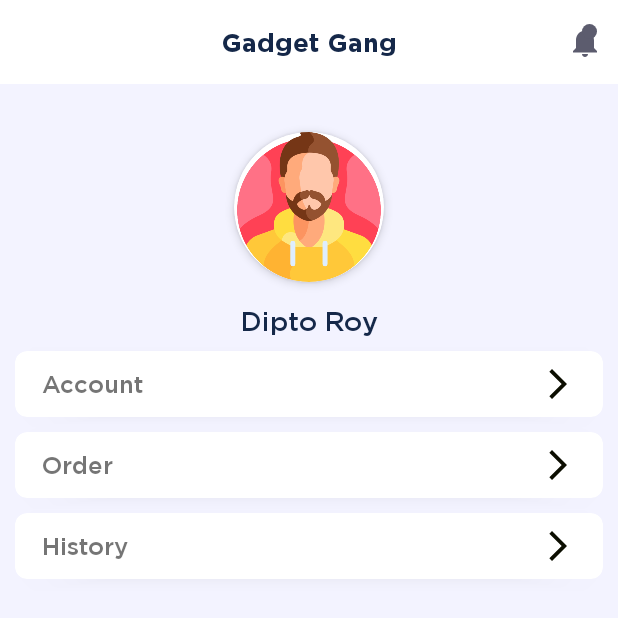
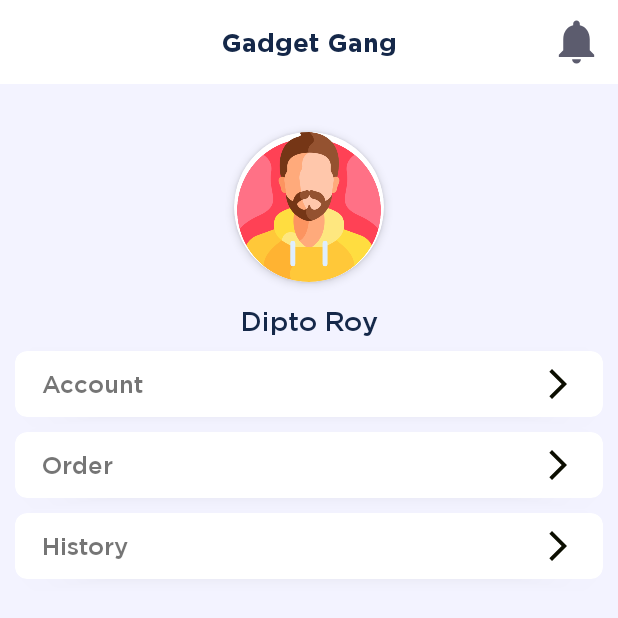
Before and after one commit to diptoroy/Ecommerce-App, an Android app: the HomePageFragment screen opened through its navigation route, item 4 of the bottom bar chosen, on a phone screen of 412 x 824 dp, the top half of it. Run offline under Robolectric (Android 15) with nearby library versions, the phone set to English and light mode, and no system bars; our stand-ins replace Firebase (no records; nobody signed in at launch, a user with empty details on screens opened directly), data binding, navigation-ui.

Commit message:
fix cart badge

```diff
--- a/app/src/main/java/com/ddev/myapplication/model/AddToCartModel.kt
+++ b/app/src/main/java/com/ddev/myapplication/model/AddToCartModel.kt
@@ -12,5 +12,6 @@ data class AddToCartModel(
     var productColorName:String? = null,
     var productQuantity:Int? = null,
     var productPrice:Int? = null,
-    var productSinglePrice:Int? = null
+    var productSinglePrice:Int? = null,
+    var productOrderId:String? = null
 ):Parcelable
--- a/app/src/main/java/com/ddev/myapplication/model/OrderModel.kt
+++ b/app/src/main/java/com/ddev/myapplication/model/OrderModel.kt
@@ -1,5 +1,9 @@
 package com.ddev.myapplication.model
 
+import android.os.Parcelable
+import kotlinx.android.parcel.Parcelize
+
+@Parcelize
 data class OrderModel(
     var userId:String? = null,
     var orderId:String? = null,
@@ -9,4 +13,4 @@ data class OrderModel(
     var orderDate:String? = null,
     var totalPrice:Int? = null,
     var orderStatus:String? = null
-)
+):Parcelable
--- a/app/src/main/java/com/ddev/myapplication/model/product/ColorModel.kt
+++ b/app/src/main/java/com/ddev/myapplication/model/product/ColorModel.kt
@@ -2,8 +2,11 @@ package com.ddev.myapplication.model.product
 
 import android.graphics.Color
 import android.graphics.drawable.Drawable
+import android.os.Parcelable
+import kotlinx.android.parcel.Parcelize
 
+@Parcelize
 data class ColorModel(
     var colorName:String? = null,
     var color:String? = null
-)
+):Parcelable
--- a/app/src/main/java/com/ddev/myapplication/model/product/ProductSpecModel.kt
+++ b/app/src/main/java/com/ddev/myapplication/model/product/ProductSpecModel.kt
@@ -1,9 +1,13 @@
 package com.ddev.myapplication.model.product
 
+import android.os.Parcelable
+import kotlinx.android.parcel.Parcelize
+
+@Parcelize
 data class ProductSpecModel(
     var productDisplay:String? = null,
     var productRam:String? = null,
     var productRom:String? = null,
     var productCamera:String? = null,
     var productBattery:String? = null
-)
+):Parcelable
--- a/app/src/main/java/com/ddev/myapplication/model/product/ProductViewPagerModel.kt
+++ b/app/src/main/java/com/ddev/myapplication/model/product/ProductViewPagerModel.kt
@@ -3,7 +3,10 @@ package com.ddev.myapplication.model.product
 import android.graphics.Bitmap
 import android.graphics.drawable.BitmapDrawable
 import android.graphics.drawable.Drawable
+import android.os.Parcelable
+import kotlinx.android.parcel.Parcelize
 
+@Parcelize
 data class ProductViewPagerModel(
     var image:String? = null
-)
+):Parcelable
--- a/app/src/main/java/com/ddev/myapplication/view/fragment/ui/AddressAndPaymentFragment.kt
+++ b/app/src/main/java/com/ddev/myapplication/view/fragment/ui/AddressAndPaymentFragment.kt
@@ -94,6 +94,12 @@ class AddressAndPaymentFragment : BaseFragment<FragmentAddressAndPaymentBinding>
                 selectedRadioButton = view.findViewById(paymentId)
                 val paymentMethod: String = selectedRadioButton.text.toString()
 
+                list.map {
+                    it.apply {
+                        productOrderId = orderId
+                    }
+                }
+
                 val sdf = SimpleDateFormat("dd/M/yyyy hh:mm:ss")
                 var oTime = sdf.format(Date())
                 var order = OrderModel(
--- a/app/src/main/java/com/ddev/myapplication/view/fragment/ui/CheckOutFragment.kt
+++ b/app/src/main/java/com/ddev/myapplication/view/fragment/ui/CheckOutFragment.kt
@@ -27,7 +27,6 @@ class CheckOutFragment : BaseFragment<FragmentCheckOutBinding>(FragmentCheckOutB
 
         fragmentBinding.homeBtn.setOnClickListener {
             var action = CheckOutFragmentDirections.actionCheckOutFragmentToHomePageFragment()
-            findNavController().popBackStack()
             findNavController().navigate(action)
         }
     }
--- a/app/src/main/java/com/ddev/myapplication/view/fragment/ui/HomePageFragment.kt
+++ b/app/src/main/java/com/ddev/myapplication/view/fragment/ui/HomePageFragment.kt
@@ -1,7 +1,9 @@
 package com.ddev.myapplication.view.fragment.ui
 
 import android.os.Bundle
+import android.util.Log
 import android.view.View
+import androidx.core.content.ContextCompat
 import androidx.lifecycle.lifecycleScope
 import androidx.navigation.fragment.NavHostFragment
 import androidx.navigation.ui.setupWithNavController
@@ -47,19 +49,17 @@ class HomePageFragment : BaseFragment<FragmentHomePageBinding>(FragmentHomePageB
 
         db.collection("Users").document(currentUserId).collection("AddToCart")
             .addSnapshotListener { value, error ->
-                for (doc: DocumentChange in value!!.documentChanges) {
-                    cartList.add(doc.document.toObject(AddToCartModel::class.java))
-                    badgeNo = cartList.size.toString()
+                var cartSize = value!!.size()
+                if (cartSize > 0){
+                    fragmentBinding.toolbar.notificationContainer.visibility = View.VISIBLE
+                    fragmentBinding.toolbar.appCompatImageView2.setColorFilter(ContextCompat.getColor(requireContext(), R.color.checkout_success_color));
+                    fragmentBinding.toolbar.notificationContainer.text = cartSize.toString()
+                }else{
+                    fragmentBinding.toolbar.notificationContainer.visibility = View.GONE
                 }
+                Log.i("CartNoti", "onViewCreated: $cartSize")
             }
 
-        fragmentBinding.toolbar.notificationContainer.text = badgeNo
-        if (fragmentBinding.toolbar.notificationContainer.text == "0"){
-            fragmentBinding.toolbar.notificationContainer.visibility = View.GONE
-        }else{
-            fragmentBinding.toolbar.notificationContainer.visibility = View.VISIBLE
-            fragmentBinding.toolbar.notificationContainer.text = badgeNo
-        }
     }
 
 
--- a/app/src/main/res/drawable/ic_baseline_notifications_24.xml
+++ b/app/src/main/res/drawable/ic_baseline_notifications_24.xml
@@ -1,5 +1,5 @@
 <vector android:height="24dp" android:tint="#5C5C6E"
     android:viewportHeight="24" android:viewportWidth="24"
     android:width="24dp" xmlns:android="http://schemas.android.com/apk/res/android">
-    <path android:fillColor="@android:color/white" android:pathData="M12,22c1.1,0 2,-0.9 2,-2h-4c0,1.1 0.89,2 2,2zM18,16v-5c0,-3.07 -1.64,-5.64 -4.5,-6.32L13.5,4c0,-0.83 -0.67,-1.5 -1.5,-1.5s-1.5,0.67 -1.5,1.5v0.68C7.63,5.36 6,7.92 6,11v5l-2,2v1h16v-1l-2,-2z"/>
+    <path android:fillColor="#FCFCFC" android:pathData="M12,22c1.1,0 2,-0.9 2,-2h-4c0,1.1 0.89,2 2,2zM18,16v-5c0,-3.07 -1.64,-5.64 -4.5,-6.32L13.5,4c0,-0.83 -0.67,-1.5 -1.5,-1.5s-1.5,0.67 -1.5,1.5v0.68C7.63,5.36 6,7.92 6,11v5l-2,2v1h16v-1l-2,-2z"/>
 </vector>
--- /dev/null
+++ b/app/src/main/res/drawable/ic_outline_add_shopping_cart_24.xml
@@ -0,0 +1,5 @@
+<vector android:height="24dp" android:tint="#FF9797"
+    android:viewportHeight="24" android:viewportWidth="24"
+    android:width="24dp" xmlns:android="http://schemas.android.com/apk/res/android">
+    <path android:fillColor="@android:color/white" android:pathData="M11,9h2L13,6h3L16,4h-3L13,1h-2v3L8,4v2h3v3zM7,18c-1.1,0 -1.99,0.9 -1.99,2S5.9,22 7,22s2,-0.9 2,-2 -0.9,-2 -2,-2zM17,18c-1.1,0 -1.99,0.9 -1.99,2s0.89,2 1.99,2 2,-0.9 2,-2 -0.9,-2 -2,-2zM8.1,13h7.45c0.75,0 1.41,-0.41 1.75,-1.03l3.86,-7.01L19.42,4l-3.87,7L8.53,11L4.27,2L1,2v2h2l3.6,7.59 -1.35,2.44C4.52,15.37 5.48,17 7,17h12v-2L7,15l1.1,-2z"/>
+</vector>
--- a/app/src/main/res/drawable/notification_badge.xml
+++ b/app/src/main/res/drawable/notification_badge.xml
@@ -1,5 +1,6 @@
 <?xml version="1.0" encoding="utf-8"?>
 <shape android:shape="rectangle" xmlns:android="http://schemas.android.com/apk/res/android">
-    <solid android:color="#5C5C6E"/>
+    <solid android:color="#FFFFFF"/>
     <corners android:radius="50dp"/>
+    <stroke android:width="@dimen/size_1dp" android:color="@color/product_rating_color"/>
 </shape>
--- a/app/src/main/res/layout/toolbar.xml
+++ b/app/src/main/res/layout/toolbar.xml
@@ -38,8 +38,8 @@
 
                 <androidx.appcompat.widget.AppCompatImageView
                     android:id="@+id/appCompatImageView2"
-                    android:layout_width="wrap_content"
-                    android:layout_height="wrap_content"
+                    android:layout_width="@dimen/size_35dp"
+                    android:layout_height="@dimen/size_35dp"
                     android:layout_gravity="end"
                     app:layout_constraintBottom_toBottomOf="parent"
                     app:layout_constraintEnd_toEndOf="parent"
@@ -49,16 +49,15 @@
 
                 <androidx.appcompat.widget.AppCompatTextView
                     android:id="@+id/notificationContainer"
-                    android:layout_width="10dp"
-                    android:layout_height="10dp"
-                    android:layout_marginEnd="4dp"
-                    android:layout_marginBottom="14dp"
+                    android:layout_width="@dimen/size_18dp"
+                    android:layout_height="@dimen/size_18dp"
+                    android:layout_marginLeft="@dimen/size_10dp"
+                    android:layout_marginBottom="@dimen/size_20dp"
                     android:background="@drawable/notification_badge"
                     android:fontFamily="@font/gothambold"
                     android:gravity="center"
-                    android:text="7"
                     android:textAlignment="center"
-                    android:textColor="@color/white"
+                    android:textColor="@color/black"
                     android:textSize="10sp"
                     app:layout_constraintBottom_toBottomOf="@+id/appCompatImageView2"
                     app:layout_constraintEnd_toEndOf="@+id/appCompatImageView2"
```
Also changed, not shown: app/src/main/java/com/ddev/myapplication/adapter/OrderGroupAdapter.kt (+15 -5 lines), app/src/main/java/com/ddev/myapplication/view/fragment/bottomMenu/FavoriteFragment.kt (+14 -3 lines), app/src/main/java/com/ddev/myapplication/view/fragment/ui/ProductDetailsFragment.kt (+10 -10 lines).
